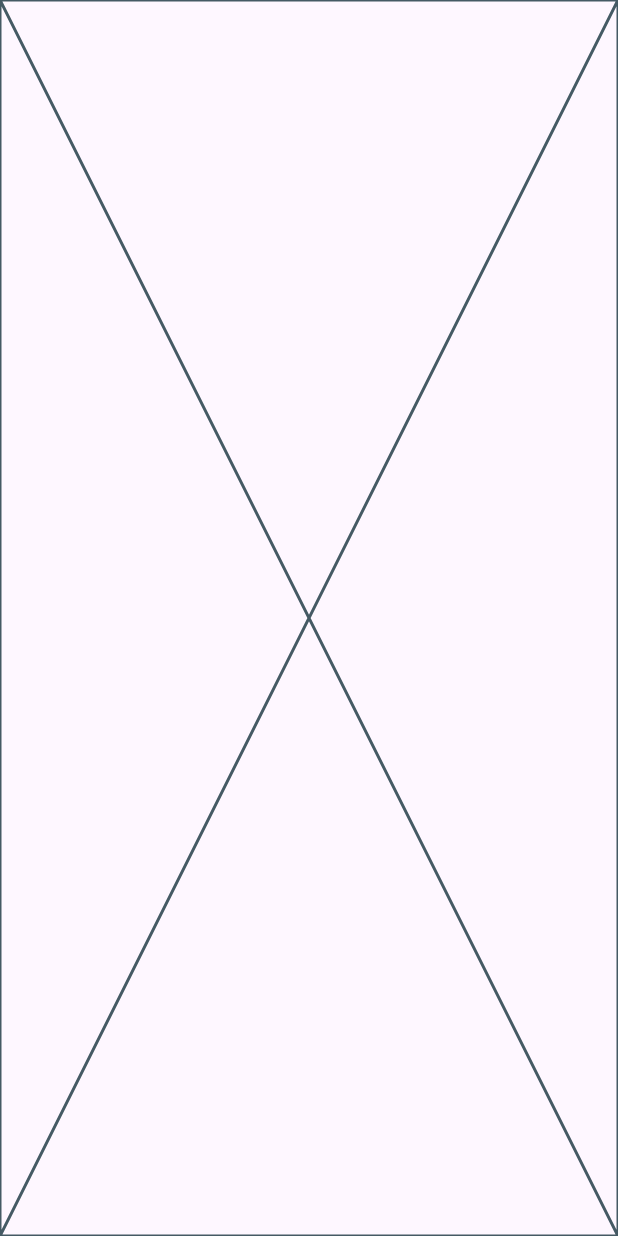
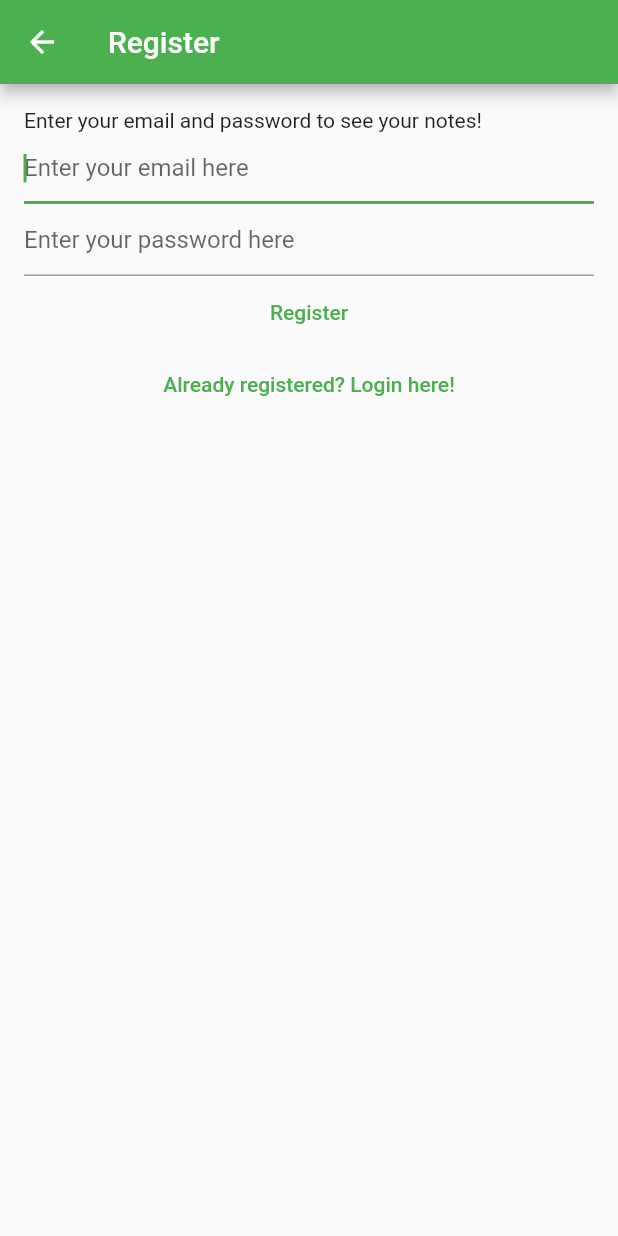
Before and after one commit to Lorslou/ValorantAgents-Flutter, a Flutter app: the RegisterView screen opened directly, on a phone screen of 412 x 824 dp. Run offline on Flutter 3.47's test engine with Material 2 defaults, Android fonts, the phone set to English and light mode, and no system bars; our stand-ins replace bloc, equatable, firebase_auth, firebase_core, flutter_bloc; accounts and stored records are empty; network calls fail.

Commit message:
Progress in the implementation of bloc

```diff
--- a/lib/constants/navigation_routes.dart
+++ b/lib/constants/navigation_routes.dart
@@ -1 +1,2 @@
 const detailRoute = '/detail/';
+const registerRoute = '/register/';
--- a/lib/services/auth/auth_exceptions.dart
+++ b/lib/services/auth/auth_exceptions.dart
@@ -1,4 +1,4 @@
-class WeakPasswordAuthExceptions implements Exception {}
+class WeakPasswordAuthException implements Exception {}
 
 class InvalidEmailAuthException implements Exception {}
 
--- a/lib/services/auth/auth_user.dart
+++ b/lib/services/auth/auth_user.dart
@@ -6,6 +6,7 @@ class AuthUser {
   final String id;
   final String email;
   final bool isEmailVerified;
+
   const AuthUser({
     required this.id,
     required this.email,
--- a/lib/services/auth/bloc/auth_bloc.dart
+++ b/lib/services/auth/bloc/auth_bloc.dart
@@ -3,6 +3,11 @@ import 'package:agentsvalorant/services/auth/bloc/auth_event.dart';
 import 'package:agentsvalorant/services/auth/bloc/auth_state.dart';
 import 'package:bloc/bloc.dart';
 
+/*
+  the constructor of AuthBloc defines the different event handlers that specify how the bloc
+  should react to each type of event and update the authentication state accordingly. Each event
+  handler emits a new state using the emit() function
+*/
 class AuthBloc extends Bloc<AuthEvent, AuthState> {
   AuthBloc(AuthProvider provider)
       : super(const AuthStateUninitialized(isLoading: true)) {
@@ -110,10 +115,9 @@ class AuthBloc extends Bloc<AuthEvent, AuthState> {
       ));
       final email = event.email;
       if (email == null) {
-        return; // user just wants to go to forgot-password screen
+        return;
       }
 
-      // user wants to actually send a forgot-password email
       emit(const AuthStateForgotPassword(
         exception: null,
         hasSentEmail: false,
--- a/lib/ui/views/user/register_view.dart
+++ b/lib/ui/views/user/register_view.dart
@@ -1,10 +1,16 @@
+import 'package:agentsvalorant/services/auth/auth_exceptions.dart';
+import 'package:agentsvalorant/services/auth/bloc/auth_bloc.dart';
+import 'package:agentsvalorant/services/auth/bloc/auth_event.dart';
+import 'package:agentsvalorant/services/auth/bloc/auth_state.dart';
+import 'package:agentsvalorant/utilities/error_dialog.dart';
+import 'package:flutter_bloc/flutter_bloc.dart';
 import 'package:flutter/material.dart';
 
 class RegisterView extends StatefulWidget {
-  const RegisterView({super.key});
+  const RegisterView({Key? key}) : super(key: key);
 
   @override
-  State<RegisterView> createState() => _RegisterViewState();
+  _RegisterViewState createState() => _RegisterViewState();
 }
 
 class _RegisterViewState extends State<RegisterView> {
@@ -25,8 +31,86 @@ class _RegisterViewState extends State<RegisterView> {
     super.dispose();
   }
 
+/*
+  it is listening to changes in the AuthBloc and AuthState. This BlocListener is used to perform
+  actions based on the current authentication (if registry) state.
+*/
   @override
   Widget build(BuildContext context) {
-    return const Placeholder();
+    return BlocListener<AuthBloc, AuthState>(
+      listener: (context, state) async {
+        if (state is AuthStateRegistering) {
+          if (state.exception is WeakPasswordAuthException) {
+            await showErrorDialog(context, 'Weak password');
+          } else if (state.exception is EmailAlreadyInUseAuthException) {
+            await showErrorDialog(context, 'Email is already in use');
+          } else if (state.exception is GenericAuthException) {
+            await showErrorDialog(context, 'Failed to register');
+          } else if (state.exception is InvalidEmailAuthException) {
+            await showErrorDialog(context, 'Invalid email');
+          }
+        }
+      },
+      child: Scaffold(
+        appBar: AppBar(
+          title: const Text('Register'),
+        ),
+        body: Padding(
+          padding: const EdgeInsets.all(16.0),
+          child: Column(
+            crossAxisAlignment: CrossAxisAlignment.start,
+            children: [
+              const Text('Enter your email and password to see your notes!'),
+              TextField(
+                controller: _email,
+                enableSuggestions: true,
+                autocorrect: false,
+                autofocus: true,
+                keyboardType: TextInputType.emailAddress,
+                decoration: const InputDecoration(
+                  hintText: 'Enter your email here',
+                ),
+              ),
+              TextField(
+                controller: _password,
+                obscureText: true,
+                enableSuggestions: false,
+                autocorrect: false,
+                decoration: const InputDecoration(
+                  hintText: 'Enter your password here',
+                ),
+              ),
+              Center(
+                child: Column(
+                  children: [
+                    TextButton(
+                      onPressed: () async {
+                        final email = _email.text;
+                        final password = _password.text;
+                        context.read<AuthBloc>().add(
+                              AuthEventRegister(
+                                email,
+                                password,
+                              ),
+                            );
+                      },
+                      child: const Text('Register'),
+                    ),
+                    TextButton(
+                      onPressed: () {
+                        context.read<AuthBloc>().add(
+                              const AuthEventLogOut(),
+                            );
+                      },
+                      child: const Text('Already registered? Login here!'),
+                    ),
+                  ],
+                ),
+              ),
+            ],
+          ),
+        ),
+      ),
+    );
   }
 }
```
Also changed, not shown: lib/helpers/loading_screen.dart (added, +104 -0 lines), lib/helpers/loading_screen_controller.dart (added, +15 -0 lines), lib/main.dart (+56 -14 lines), lib/services/auth/firebase_auth_provider.dart (added, +124 -0 lines), lib/utilities/error_dialog.dart (added, +17 -0 lines), lib/utilities/generic_dialog.dart (added, +36 -0 lines), lib/ui/views/user/forgot_password_view.dart (added), lib/ui/views/user/login_view.dart (added), lib/ui/views/user/verify_email_view.dart (added).
